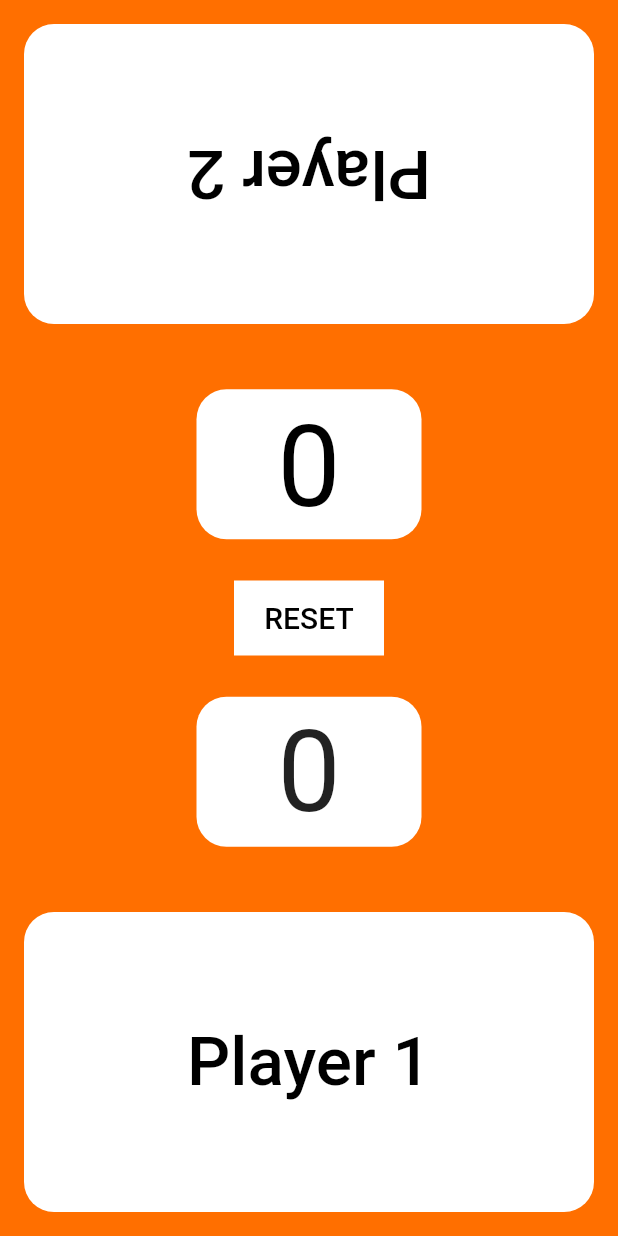
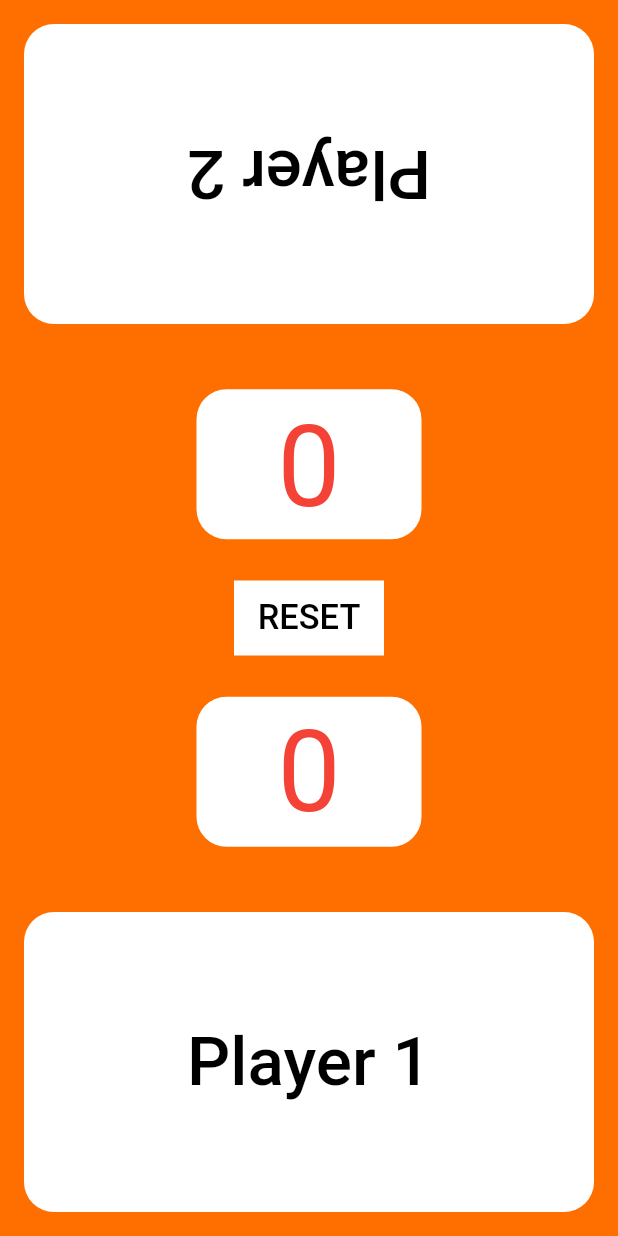
Before and after one commit to Trotter84/tap_attack, a Flutter app: the screen it shows after launch, after a tap on "RESET", on a phone screen of 412 x 824 dp. Run offline on Flutter 3.47's test engine with Material 2 defaults, Android fonts, the phone set to English and light mode, and no system bars.

Commit message:
added colors for the higher number

```diff
--- a/lib/main.dart
+++ b/lib/main.dart
@@ -12,6 +12,7 @@ class TapFight extends StatefulWidget {
 }
 
 class _TapFightState extends State<TapFight> {
+
   int playerOneCount = 0;
   int playerTwoCount = 0;
 
@@ -33,6 +34,8 @@ class _TapFightState extends State<TapFight> {
       playerTwoCount = 0;
     });
   }
+
+
 
   @override
   Widget build(BuildContext context) {
@@ -86,7 +89,7 @@ class _TapFightState extends State<TapFight> {
                         '$playerTwoCount',
                         style: TextStyle(
                           fontSize: 75.0,
-                          color: Colors.black,
+                          color: (playerTwoCount > playerOneCount) ? Colors.green : Colors.red,
                         ),
                       ),
                     ),
@@ -97,16 +100,20 @@ class _TapFightState extends State<TapFight> {
                 height: 50.0,
                 width: 100.0,
                 color: Colors.white,
-                  child: TextButton(
-                    onPressed: () {
-                      buttonReset();
-                    },
-                    child: Text('RESET',
+                child: TextButton(
+                  onPressed: () {
+                    buttonReset();
+                    print('RESET');
+                    print('Counters set to 0');
+                  },
+                  child: Text(
+                    'RESET',
                     style: TextStyle(
-                        fontSize: 20.0,
-                        color: Colors.black,
-                    ),),
+                      fontSize: 23.0,
+                      color: Colors.black,
+                    ),
                   ),
+                ),
               ),
               Padding(
                 padding: const EdgeInsets.all(8.0),
@@ -122,6 +129,7 @@ class _TapFightState extends State<TapFight> {
                       '$playerOneCount',
                       style: TextStyle(
                         fontSize: 75.0,
+                        color: (playerOneCount > playerTwoCount) ? Colors.green : Colors.red,
                       ),
                     ),
                   ),
```
Also changed, not shown: 43 other files.
